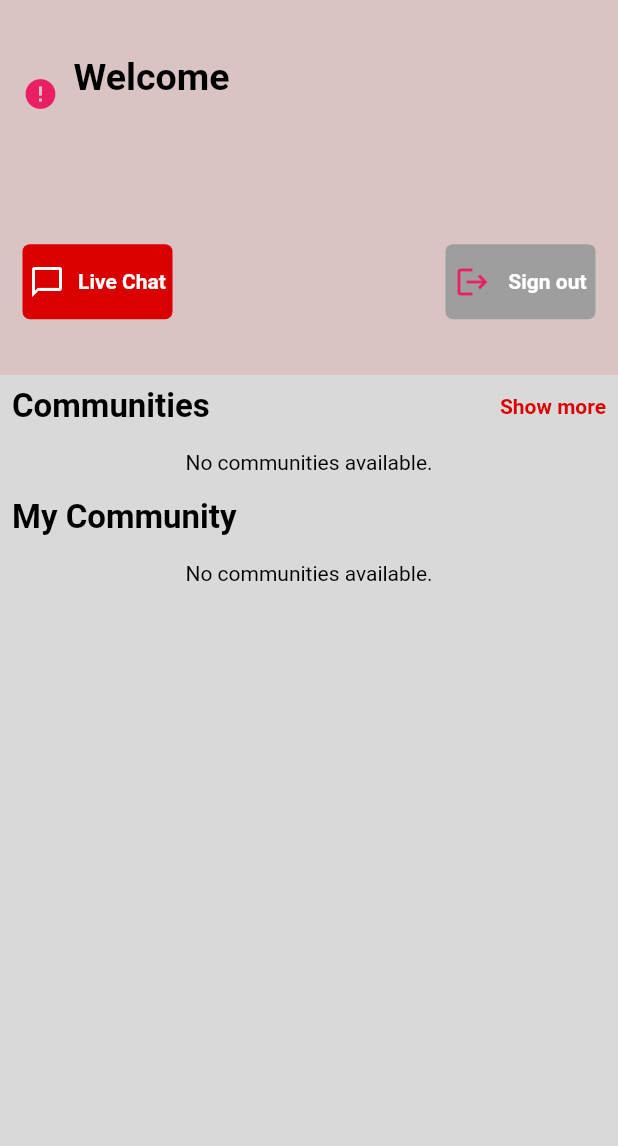
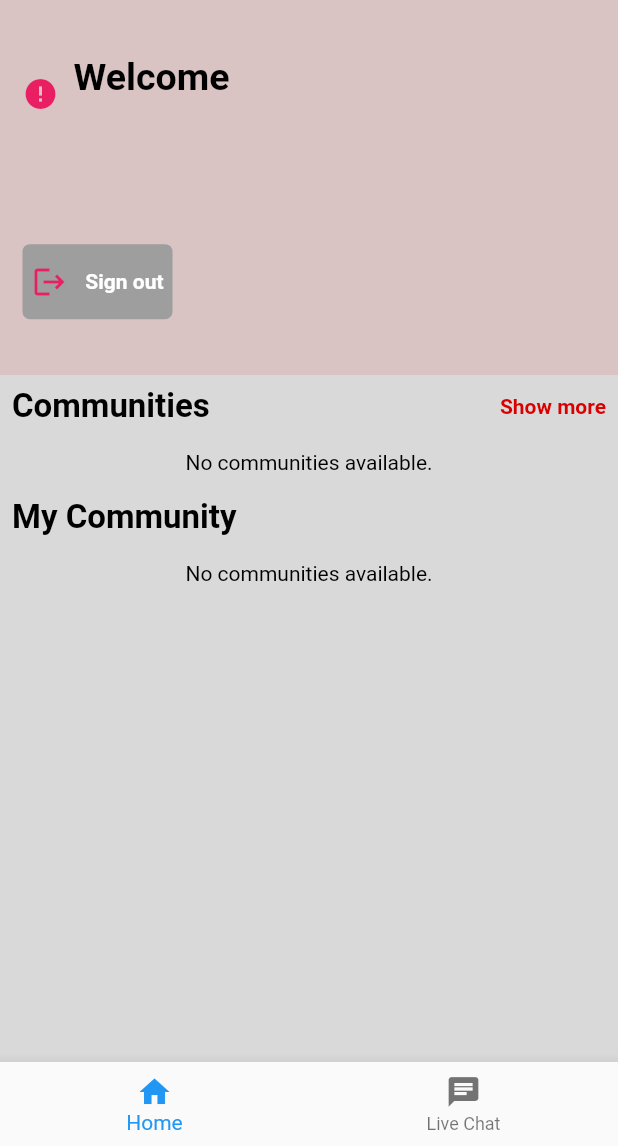
Before and after one commit to iiNawaf/new_doodapp, a Flutter app: the screen it shows once a user with an empty profile is signed in, on a phone screen of 412 x 824 dp, the part 90-1236 px from its top. Run offline on Flutter 3.47's test engine with Material 2 defaults, Android fonts, the phone set to English and light mode, and no system bars; drawn by our look-alikes of cached_network_image; our stand-ins replace cloud_firestore, connectivity, email_validator, firebase_auth, firebase_core, firebase_storage and 2 more; accounts and stored records are empty; network calls fail; Roboto replaces fonts that are missing (Cairo).

```diff
--- a/lib/app_manager/app_manager.dart
+++ b/lib/app_manager/app_manager.dart
@@ -1,7 +1,8 @@
+import 'package:doodapp/models/live_chat.dart';
 import 'package:doodapp/providers/auth_provider.dart';
 import 'package:doodapp/providers/community_provider.dart';
 import 'package:doodapp/screens/home/home.dart';
-import 'package:doodapp/shared/utilities.dart';
+import 'package:doodapp/screens/live_chat/live_chat.dart';
 import 'package:doodapp/widgets/loading/home_loading.dart';
 import 'package:flutter/material.dart';
 import 'package:provider/provider.dart';
@@ -14,7 +15,7 @@ class AppManager extends StatefulWidget {
 class _AppManagerState extends State<AppManager> {
   bool isInit = true;
   bool isLoading = false;
-  bool isBlocked = false;
+  int selectedIndex = 0;
   @override
   void didChangeDependencies() async {
     try {
@@ -47,13 +48,34 @@ class _AppManagerState extends State<AppManager> {
     super.didChangeDependencies();
   }
 
+  void _onItemTapped(int index){
+    setState(() {
+      selectedIndex = index;
+    });
+  }
+
   @override
   Widget build(BuildContext context) {
-    final authData = Provider.of<AuthProvider>(context);
     return Scaffold(
+      bottomNavigationBar: BottomNavigationBar(
+        currentIndex: selectedIndex,
+        onTap: _onItemTapped,
+        items: [
+          BottomNavigationBarItem(
+            title: Text("Home"),
+            icon: Icon(Icons.home)
+          ),
+          BottomNavigationBarItem(
+            title: Text("Live Chat"),
+            icon: Icon(Icons.chat)
+          )
+        ]
+      ),
       body: isLoading
           ? HomeLoading()
-          : HomeScreen(),
+          : selectedIndex == 0
+          ? HomeScreen()
+          : LiveChatScreen(),
     );
   }
 }
--- a/lib/screens/home/home.dart
+++ b/lib/screens/home/home.dart
@@ -92,9 +92,8 @@ class _HomeScreenState extends State<HomeScreen> {
                                 ]),
                                 Row(
                                   mainAxisAlignment:
-                                      MainAxisAlignment.spaceBetween,
+                                      MainAxisAlignment.start,
                                   children: [
-                                    _liveChatButton(context),
                                     _signOutButton(context, authData)
                                   ],
                                 )
@@ -111,7 +110,7 @@ class _HomeScreenState extends State<HomeScreen> {
                                   child: Text("No communities available."),
                                 )
                               : Container(
-                                  height: 150,
+                                  height: 160,
                                   child: ListView.builder(
                                     shrinkWrap: true,
                                     scrollDirection: Axis.horizontal,
@@ -250,30 +249,6 @@ Widget _signOutButton(BuildContext context, AuthProvider authData) {
   );
 }
 
-Widget _liveChatButton(BuildContext context) {
-  return GestureDetector(
-    onTap: () => Navigator.push(
-        context, MaterialPageRoute(builder: (context) => LiveChatScreen())),
-    child: Container(
-      height: 50,
-      width: 100,
-      decoration: BoxDecoration(
-          color: appColor, borderRadius: BorderRadius.circular(5)),
-      child: Center(
-          child: Row(
-        mainAxisAlignment: MainAxisAlignment.spaceAround,
-        children: [
-          Icon(Icons.chat_bubble_outline, color: Colors.white),
-          Text(
-            "Live Chat",
-            style: TextStyle(color: Colors.white, fontWeight: FontWeight.bold),
-          ),
-        ],
-      )),
-    ),
-  );
-}
-
 Widget accountBlockedMessage(AuthProvider authData) {
   return Scaffold(
     body: Center(
```
